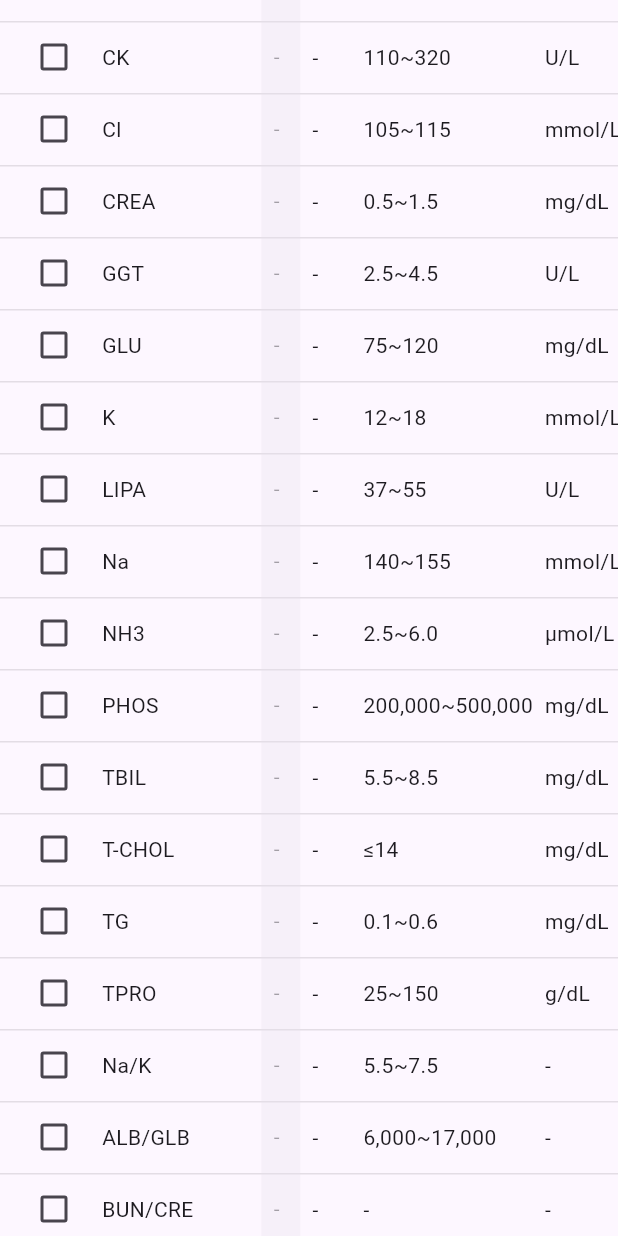
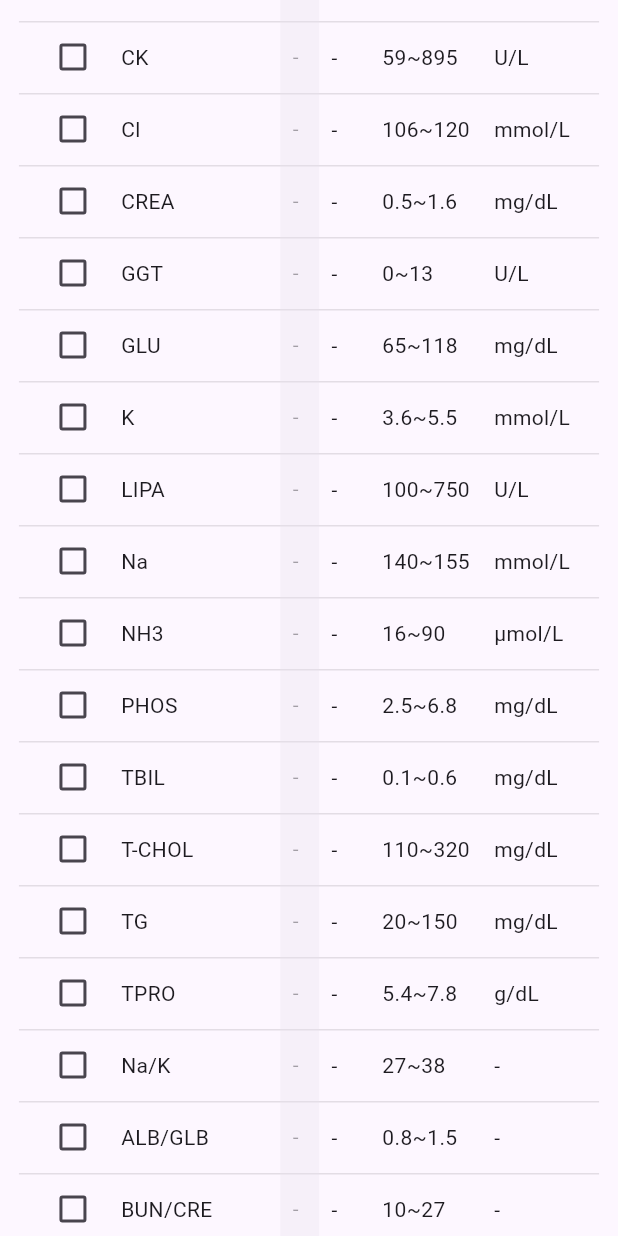
Before and after one commit to ridu-ducksushi/Myot_02, a Flutter app: the _LabTable widget shown alone on an empty page, opened directly with empty values, scrolled down 576 dp, on a phone screen of 412 x 824 dp. Run offline on Flutter 3.47's test engine with Material 3 defaults, Android fonts, the phone set to English and light mode, and no system bars; our stand-ins replace easy_localization, firebase_messaging, fl_chart, flutter_image_compress, flutter_local_notifications, flutter_riverpod and 6 more; accounts and stored records are empty.

Commit message:
Update dog lab reference values with accurate ranges for all CBC and biochemistry items

```diff
--- a/lib/features/labs/pet_health_screen.dart
+++ b/lib/features/labs/pet_health_screen.dart
@@ -529,48 +529,48 @@ class _LabTableState extends State<_LabTable> {
     _refDog.addAll({
       'ALB': '2.6~4.0',     // 알부민
       'ALP': '20~150',
-      'ALT GPT': '22~84',
-      'AST GOT': '10~55',
-      'BUN': '7~27',
-      'Ca': '8.9~11.4',
-      'CK':  '110~320',    // 크레아틴 키나아제
-      'Cl': '105~115',
-      'CREA': '0.5~1.5',   // Creatinine
-      'GGT': '2.5~4.5',    // 글로불린
-      'GLU': '75~120',
-      'K': '12~18',
-      'LIPA': '37~55',
+      'ALT GPT': '10~100',
+      'AST GOT': '15~66',
+      'BUN': '9.2~29.2',
+      'Ca': '9.0~12.0',
+      'CK': '59~895',       // 크레아틴 키나아제
+      'Cl': '106~120',
+      'CREA': '0.5~1.6',    // 크레아티닌
+      'GGT': '0~13',        // 감마글루타밀전이효소
+      'GLU': '65~118',
+      'K': '3.6~5.5',
+      'LIPA': '100~750',
       'Na': '140~155',
-      'NH3': '2.5~6.0',
-      'PHOS': '200,000~500,000',
-      'TBIL': '5.5~8.5',
-      'T-CHOL': '≤14',
-      'TG': '0.1~0.6',    // 총빌리루빈
-      'TPRO': '25~150',       // 중성지방
-      'Na/K': '5.5~7.5',      // 총단백
-      'ALB/GLB': '6,000~17,000',
-      'BUN/CRE': '-',
-      'GLOB': '-',
-      'vAMY-P': '-',
-      'SDMA': '0~12',
-      'HCT': '0~12',
-      'HGB': '0~12',
-      'MCH': '0~12',
-      'MCHC': '0~12',
-      'MCV': '0~12',
-      'MPV': '0~12',
-      'PLT': '0~12',
-      'RBC': '0~12',
-      'RDW-CV': '0~12',
-      'WBC': '0~12',
-      'WBC-GRAN(#)': '0~12',
-      'WBC-GRAN(%)': '0~12',
-      'WBC-LYM(#)': '0~12',
-      'WBC-LYM(%)': '0~12',
-      'WBC-MONO(#)': '0~12',
-      'WBC-MONO(%)': '0~12',
-      'WBC-EOS(#)': '0~12',
-      'WBC-EOS(%)': '0~12',
+      'NH3': '16~90',
+      'PHOS': '2.5~6.8',
+      'TBIL': '0.1~0.6',
+      'T-CHOL': '110~320',
+      'TG': '20~150',       // 중성지방
+      'TPRO': '5.4~7.8',    // 총단백
+      'Na/K': '27~38',
+      'ALB/GLB': '0.8~1.5',
+      'BUN/CRE': '10~27',
+      'GLOB': '2.0~4.5',
+      'vAMY-P': '500~1500',
+      'SDMA': '~14',
+      'HCT': '37~55',
+      'HGB': '12~18',
+      'MCH': '19~23',
+      'MCHC': '32~36',
+      'MCV': '60~77',
+      'MPV': '7~12',
+      'PLT': '200~500',
+      'RBC': '5.5~8.5',
+      'RDW-CV': '14~18',
+      'WBC': '6~17',
+      'WBC-GRAN(#)': '4~12',
+      'WBC-GRAN(%)': '0~100',
+      'WBC-LYM(#)': '1~4.8',
+      'WBC-LYM(%)': '0~100',
+      'WBC-MONO(#)': '0~1.3',
+      'WBC-MONO(%)': '0~100',
+      'WBC-EOS(#)': '0~1.2',
+      'WBC-EOS(%)': '0~100',
     });
 
     // 고양이 기준치 (ABC 순)
```
